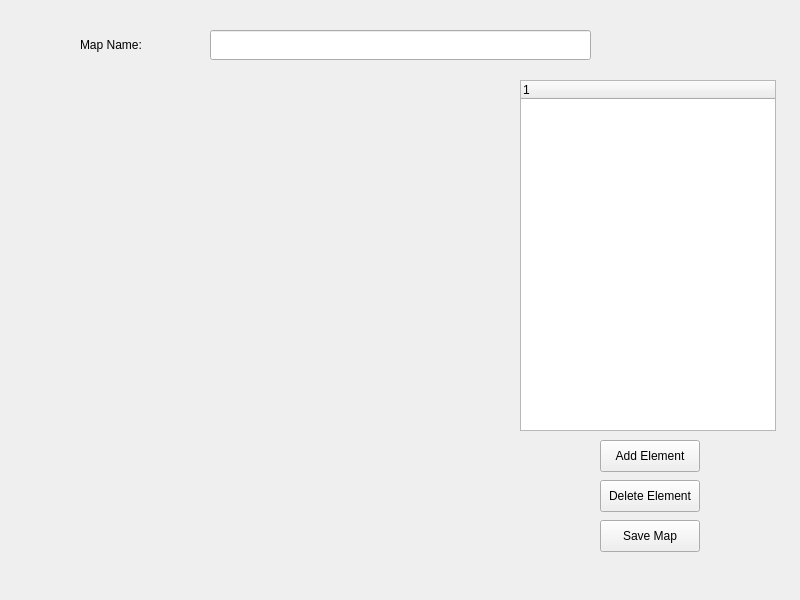
franciscoduc4/TP_Jazz_Jackrabbit_2, file LevelEditor/leveleditor.ui: the form before one commit.
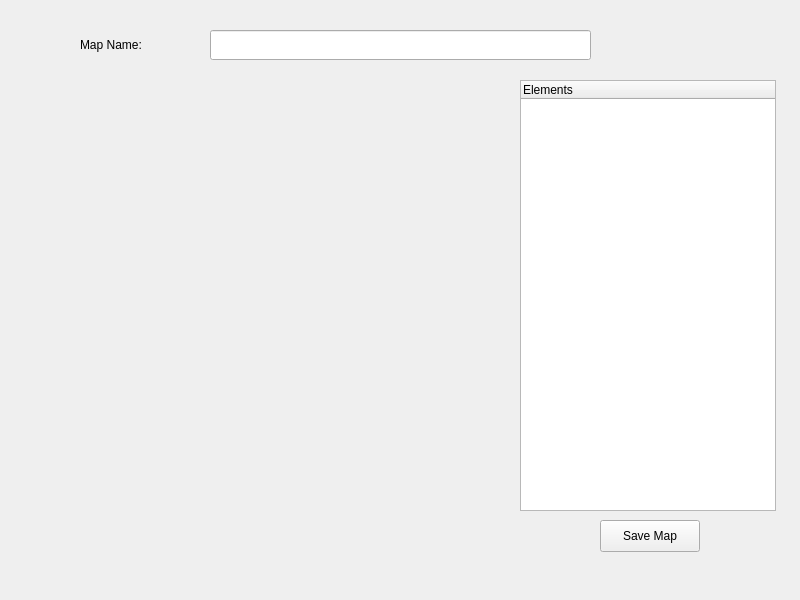
The form after the commit.

Diff of the .ui file:
```diff
--- a/LevelEditor/leveleditor.ui
+++ b/LevelEditor/leveleditor.ui
@@ -20,41 +20,15 @@
       <x>520</x>
       <y>80</y>
       <width>256</width>
-      <height>351</height>
+      <height>431</height>
      </rect>
     </property>
     <column>
      <property name="text">
-      <string notr="true">1</string>
+      <string notr="true">Elements</string>
      </property>
     </column>
    </widget>
-   <widget class="QPushButton" name="btnAdd">
-    <property name="geometry">
-     <rect>
-      <x>600</x>
-      <y>440</y>
-      <width>100</width>
-      <height>32</height>
-     </rect>
-    </property>
-    <property name="text">
-     <string>Add Element</string>
-    </property>
-   </widget>
-   <widget class="QPushButton" name="btnDel">
-    <property name="geometry">
-     <rect>
-      <x>600</x>
-      <y>480</y>
-      <width>100</width>
-      <height>32</height>
-     </rect>
-    </property>
-    <property name="text">
-     <string>Delete Element</string>
-    </property>
-   </widget>
    <widget class="QLineEdit" name="mapName">
     <property name="geometry">
      <rect>
```
Left out of the diff: 3 changed lines with no effect on the pictures.
